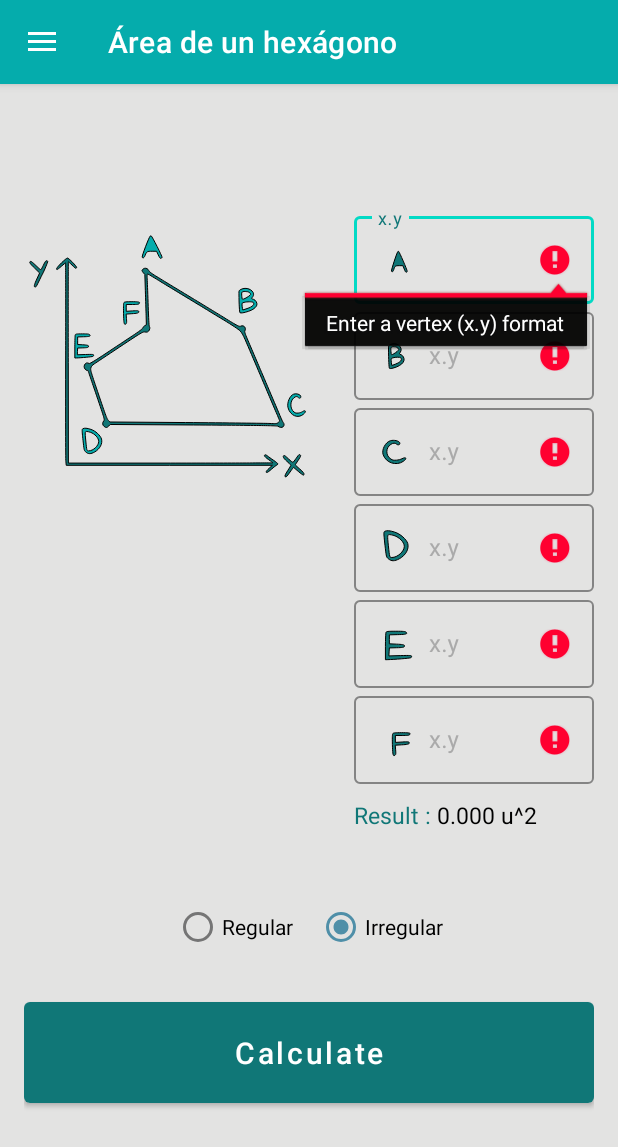
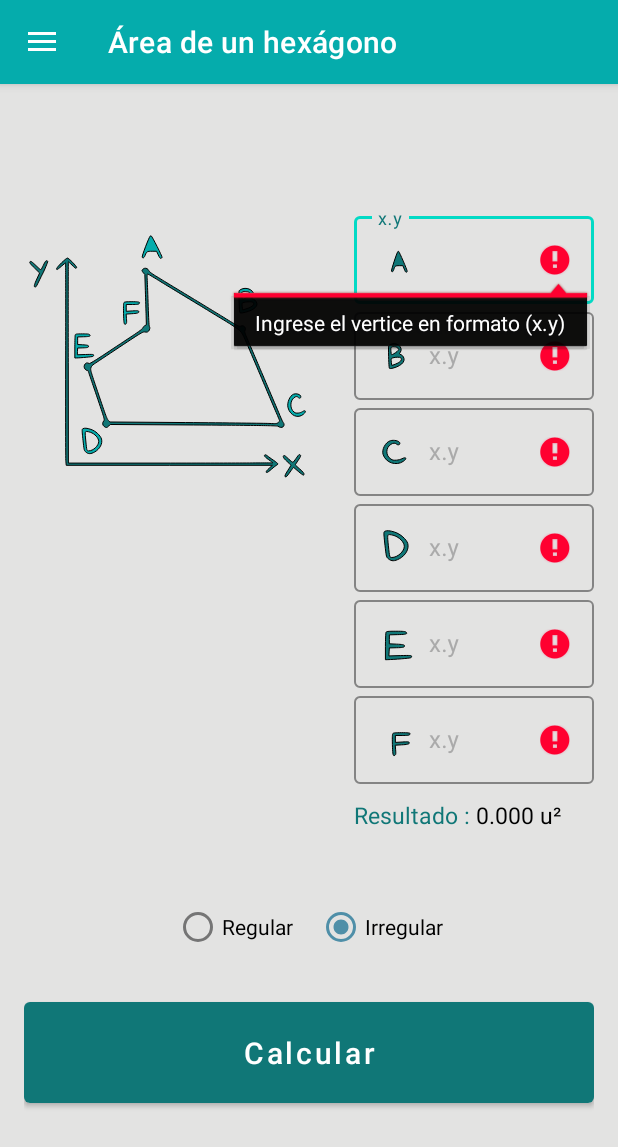
Before and after one commit to Moviles-Udea-2020-1/Practica420201, an Android app: the screen it shows after launch (DrawerActivity), after a tap on an icon or button, on a phone screen of 412 x 824 dp. Shown: the top 1147 px of the screen. Run offline under Robolectric (Android 15) with nearby library versions, the light colour scheme and no system bars; our stand-ins replace navigation-ui; 2 other taps on this screen came first.

Commit message:
Se solucionan algunos errores en los drawables y se cambia a idioma español

```diff
--- a/app/src/main/java/com/edwinacubillos/practica420201/fragments/HexagonAreaFragment.kt
+++ b/app/src/main/java/com/edwinacubillos/practica420201/fragments/HexagonAreaFragment.kt
@@ -19,6 +19,8 @@ class HexagonAreaFragment : Fragment() {
     private var irregularRadioButtonChecked: Boolean = false
     private var regularEditTextSetNull: Boolean = false
     private var irregularEditTextSetNull: Boolean = false
+    private val errorMessageVertix: String = "Ingrese el vertice en formato (x.y)"
+    private val errorMessageVoidInput: String = "Ingrese un valor númerico"
 
     override fun onCreateView(
         inflater: LayoutInflater, container: ViewGroup?,
@@ -139,7 +141,7 @@ class HexagonAreaFragment : Fragment() {
 
     private fun isValidSideEditText(): Boolean {
         return if (side_editText.text?.isBlank()!! && !regularEditTextSetNull) {
-            side_textFieldLayout.error = "Enter a number value!"
+            side_textFieldLayout.error = errorMessageVoidInput
             regularEditTextSetNull = false
             false
         } else {
@@ -154,14 +156,14 @@ class HexagonAreaFragment : Fragment() {
 
         if (!irregularEditTextSetNull) {
             if (vertexA_editText.text?.isBlank()!!) {
-                vertexA_editText.error = "Enter a vertex (x.y) format"
+                vertexA_editText.error = errorMessageVertix
                 validVertices = false
             } else if (vertexA_editText.text?.isNotBlank()!!) {
                 vertexA_editText.error = null
             }
 
             if (vertexB_editText.text?.isBlank()!!) {
-                vertexB_editText.error = "Enter a vertex (x.y) format"
+                vertexB_editText.error = errorMessageVertix
                 validVertices = false
             } else if (vertexB_editText.text?.isNotBlank()!!) {
                 vertexB_editText.error = null
@@ -169,28 +171,28 @@ class HexagonAreaFragment : Fragment() {
             }
 
             if (vertexC_editText.text?.isBlank()!!) {
-                vertexC_editText.error = "Enter a vertex (x.y) format"
+                vertexC_editText.error = errorMessageVertix
                 validVertices = false
             } else if (vertexC_editText.text?.isNotBlank()!!) {
                 vertexC_editText.error = null
             }
 
             if (vertexD_editText.text?.isBlank()!!) {
-                vertexD_editText.error = "Enter a vertex (x.y) format"
+                vertexD_editText.error = errorMessageVertix
                 validVertices = false
             } else if (vertexD_editText.text?.isNotBlank()!!) {
                 vertexD_editText.error = null
             }
 
             if (vertexE_editText.text?.isBlank()!!) {
-                vertexE_editText.error = "Enter a vertex (x.y) format"
+                vertexE_editText.error = errorMessageVertix
                 validVertices = false
             } else if (vertexE_editText.text?.isNotBlank()!!) {
                 vertexE_editText.error = null
             }
 
             if (vertexF_editText.text?.isBlank()!!) {
-                vertexF_editText.error = "Enter a vertex (x.y) format"
+                vertexF_editText.error = errorMessageVertix
                 validVertices = false
             } else if (vertexF_editText.text?.isNotBlank()!!) {
                 vertexF_editText.error = null
--- a/app/src/main/res/values/strings.xml
+++ b/app/src/main/res/values/strings.xml
@@ -43,10 +43,10 @@
     <string name="irregular">Irregular</string>
     <string name="regular_hexagon_area">Regular hexagon area</string>
     <string name="irregular_hexagon_area">Irregular hexagon area</string>
-    <string name="calculate">Calculate</string>
-    <string name="Side">Side(units)</string>
-    <string name="resultLabel_textView">Result :</string>
-    <string name="result_textView">" "%1$.3f u^2</string>
+    <string name="calculate">Calcular</string>
+    <string name="Side">Lado S(unidades)</string>
+    <string name="resultLabel_textView">Resultado :</string>
+    <string name="result_textView">" "%1$.3f u²</string>
     <string name="LongitudLado">longitutudLado</string>
     <string name="rtaArea">rtaArea</string>
     <string name="Calcular">calcular</string>
```
Also changed, not shown: app/src/main/res/drawable/hex.jpg (deleted).
